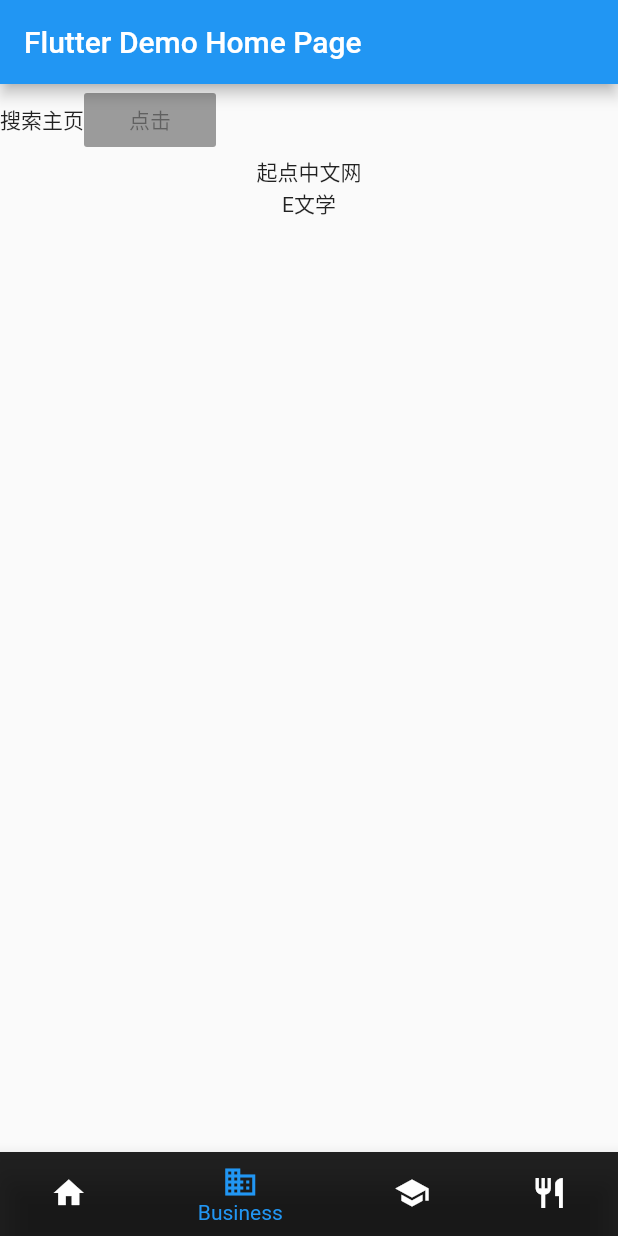
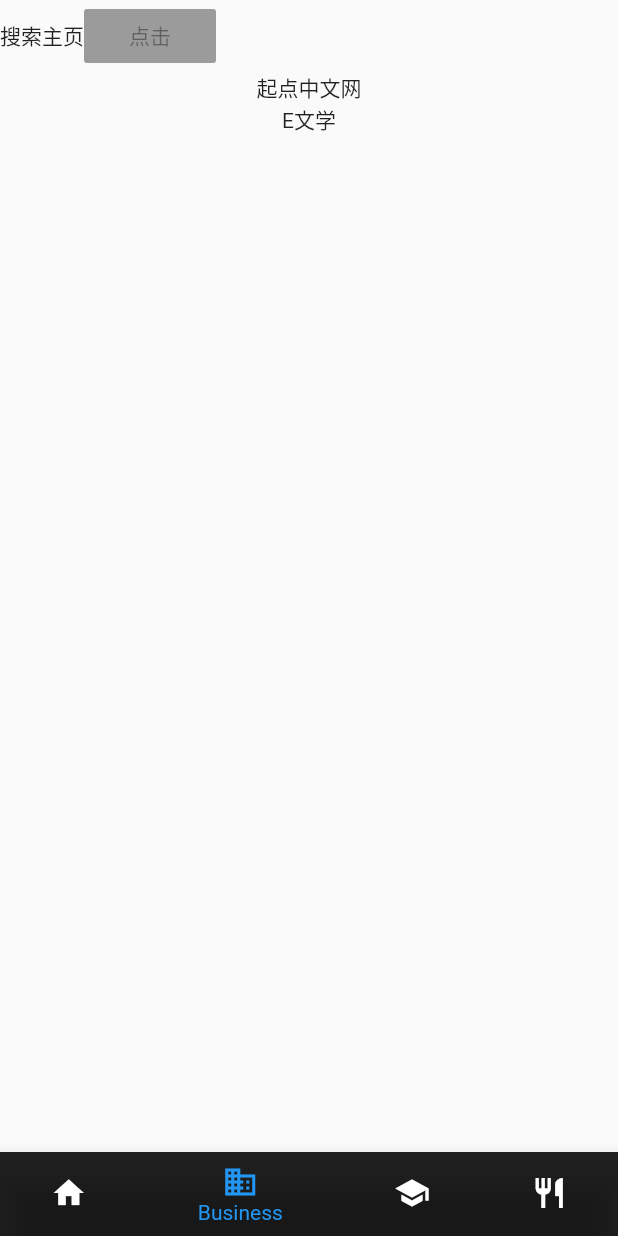
Before and after one commit to itachsheep/BookShelf-Flutter, a Flutter app: the screen it shows after launch, item 2 of the bottom bar chosen, on a phone screen of 412 x 824 dp. Run offline on Flutter 3.47's test engine with Material 2 defaults, Android fonts, the phone set to English and light mode, and no system bars.

Commit message:
修改顶部栏

```diff
--- a/lib/main.dart
+++ b/lib/main.dart
@@ -43,31 +43,24 @@ class MyHomePage extends StatefulWidget {
 
 class _MyHomePageState extends State<MyHomePage> {
   final TAG = "_MyHomePageState";
-  int _selectedIndex = 0;
-  PageController _pageController = new PageController();
+  int currentPosition = 0;
+  BottomNavigationBarType animType = BottomNavigationBarType.fixed;
+
+  List<Widget> pageData;
 
   @override
   void initState() {
     super.initState();
+    pageData = new List();
+    pageData..add(Home())
+      ..add(SearchPage())
+      ..add(SubScribePage())
+      ..add(PersonalPage());
   }
 
   @override
   Widget build(BuildContext context) {
-    return Scaffold(
-      appBar: AppBar(
-        title: Text(widget.title),
-      ),
-      body: PageView(
-        children: <Widget>[
-          Home(),
-          SearchPage(),
-          SubScribePage(),
-          PersonalPage()
-        ],
-        controller: _pageController,
-        physics: NeverScrollableScrollPhysics(),
-      ),
-      bottomNavigationBar: BottomNavigationBar(
+    final BottomNavigationBar bottomNavigationBar = BottomNavigationBar(
       items: <BottomNavigationBarItem>[
         BottomNavigationBarItem(
             backgroundColor: Colors.black87,
@@ -86,19 +79,22 @@ class _MyHomePageState extends State<MyHomePage> {
             icon: Icon(Icons.restaurant),
             title: Text('Restaurant')),
       ],
-        currentIndex: _selectedIndex,
+      currentIndex: currentPosition,
       backgroundColor: Colors.black87,
       fixedColor: Colors.blue,
       onTap: _onItemTapped,
-      ), // This trailing comma makes auto-formatting nicer for build methods.
+    );
+
+    return new Scaffold(
+      body: pageData[currentPosition],
+      bottomNavigationBar: bottomNavigationBar,
     );
   }
 
   void _onItemTapped(index) {
-    _pageController.jumpToPage(index);
     LogUtils.d(TAG, "_onItemTapped index: " + index.toString());
     setState(() {
-      _selectedIndex = index;
+      currentPosition = index;
     });
   }
 }
```
Lines whose indentation alone changed are shown as unchanged.
